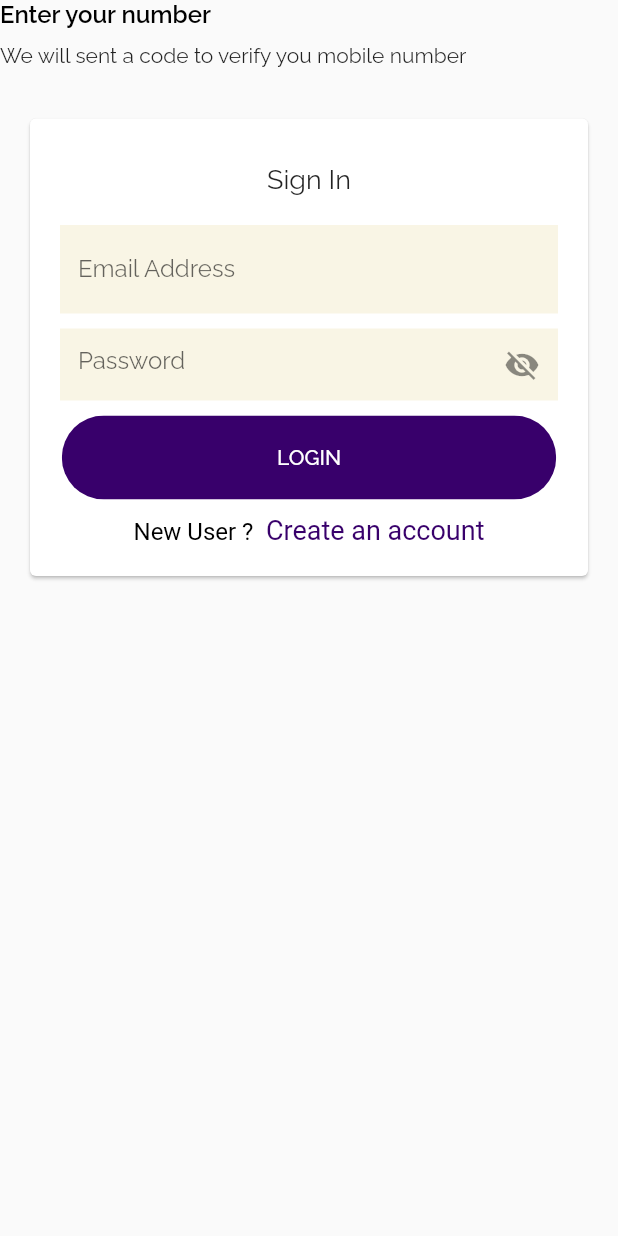
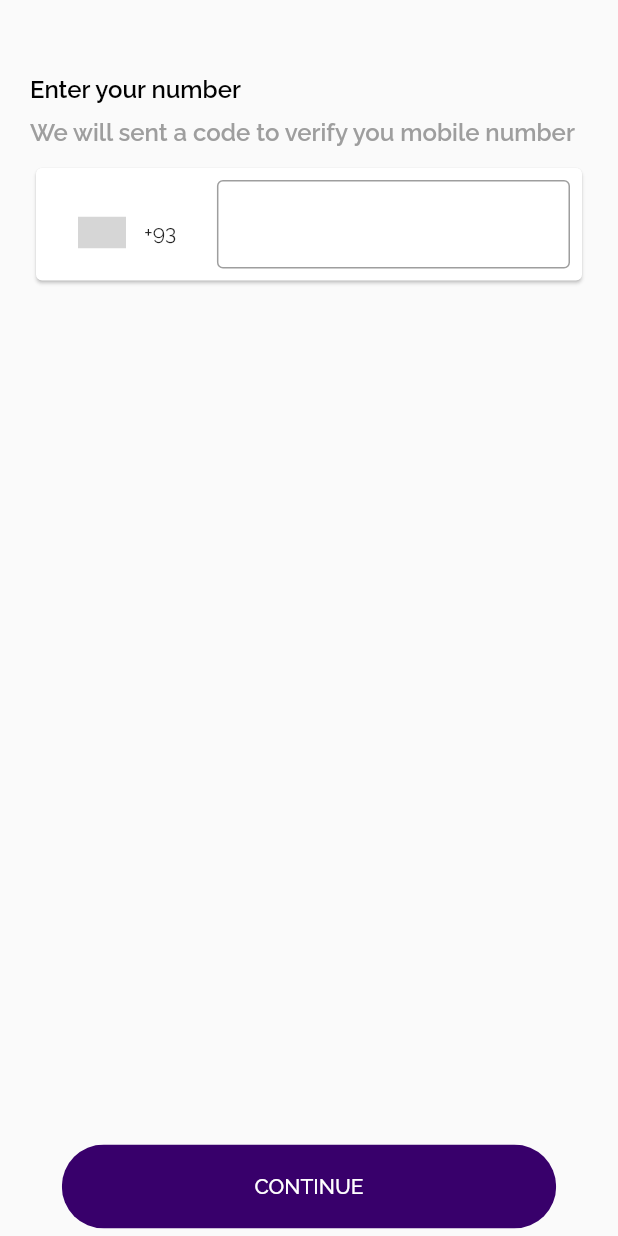
Before and after one commit to mulwa/Movers, a Flutter app: the screen it shows after launch, on a phone screen of 412 x 824 dp. Run offline on Flutter 3.47's test engine with Material 2 defaults, Android fonts, the phone set to English and light mode, and no system bars; drawn by our look-alikes of intl_phone_number_input; our stand-ins replace flutter_datetime_picker, geolocator, get, google_fonts, google_maps_flutter, pin_code_fields; missing offline and left inert: flutter_polyline_points, google_maps_place_picker; statements that could not run were skipped; grey boxes are pictures that could not be loaded.

Commit message:
changes to phone number authentication

```diff
--- a/lib/screen/authentication/login.dart
+++ b/lib/screen/authentication/login.dart
@@ -2,6 +2,7 @@ import 'package:flutter/gestures.dart';
 import 'package:flutter/material.dart';
 import 'package:get/get.dart';
 import 'package:movers/controllers/login_controller.dart';
+import 'package:movers/screen/authentication/otp_verification_page.dart';
 import 'package:movers/screen/authentication/sign_up.dart';
 import 'package:movers/shared/app_card.dart';
 import 'package:movers/shared/custom_btn.dart';
@@ -9,123 +10,64 @@ import 'package:movers/shared/custom_input_decoration.dart';
 import 'package:movers/shared/styles.dart';
 import 'package:movers/shared/vertical_spacing.dart';
 import 'package:movers/utils/constants.dart';
+import 'package:intl_phone_number_input/intl_phone_number_input.dart';
 
 class LoginPage extends GetView<LoginController> {
   const LoginPage({Key? key}) : super(key: key);
-
-  Widget _buildEmailField() {
-    return TextFormField(
-      decoration: CustomInputDecoration(
-        labelText: 'Email Address',
-      ),
-      keyboardType: TextInputType.emailAddress,
-      controller: controller.emailController,
-      focusNode: controller.emailFocusNode,
-      textInputAction: TextInputAction.next,
-      onEditingComplete: controller.emailEditingComplete,
-      validator: (value) {
-        return controller.validateAddress(value!);
-      },
-    );
-  }
-
-  Widget _buildPasswordField() {
-    return Obx(
-      () => TextFormField(
-        decoration: InputDecoration(
-            border: InputBorder.none,
-            fillColor: inputBackground,
-            filled: true,
-            hintText: "Password",
-            suffixIcon: IconButton(
-                icon: Icon(
-                  controller.passwordVisible.value
-                      ? Icons.visibility_off
-                      : Icons.visibility,
-                ),
-                onPressed: () {
-                  controller.changePasswordVisibility();
-                })),
-        obscureText: controller.passwordVisible.value ? true : false,
-        controller: controller.passwordController,
-        focusNode: controller.passwordFocusNode,
-        textInputAction: TextInputAction.done,
-        onEditingComplete: () {},
-        validator: (String? value) {
-          return controller.validatePassword(value!);
-        },
-      ),
-    );
-  }
 
   @override
   Widget build(BuildContext context) {
     Get.put(LoginController());
     return SafeArea(
       child: Scaffold(
-        body: ListView(children: [
+        body: Container(
+          margin: EdgeInsets.only(top: 50, left: 20, right: 20, bottom: 5.0),
+          child:
+              Column(crossAxisAlignment: CrossAxisAlignment.start, children: [
             Text(
               "Enter your number",
               style: mediumTitleStyle,
             ),
             VerticalSpacing(),
-          Text("We will sent a code to verify you mobile number"),
-          Positioned(
-              top: 100.0,
-              child: Container(
-                margin: EdgeInsets.only(left: 16.0, right: 16.0, top: 30),
-                height: MediaQuery.of(context).size.height,
-                width: MediaQuery.of(context).size.width - 32.0,
-                child: AppCard(
-                  child: Form(
-                    key: controller.formKey,
-                    child: Column(
-                      children: <Widget>[
+            Text(
+              "We will sent a code to verify you mobile number",
+              style: greyTitleStyle,
+            ),
             VerticalSpacing(),
-                        Text("Sign In", style: TextStyle(fontSize: 18)),
-                        VerticalSpacing(
-                          height: 20,
+            Obx(
+              () => Card(
+                child: Padding(
+                  padding: const EdgeInsets.all(8.0),
+                  child: InternationalPhoneNumberInput(
+                    // inputBorder: OutlineInputBorder(),
+                    inputDecoration:
+                        InputDecoration(border: OutlineInputBorder()),
+                    initialValue: controller.number.value,
+                    textFieldController: controller.phoneNumberController,
+                    selectorConfig: SelectorConfig(
+                      selectorType: PhoneInputSelectorType.BOTTOM_SHEET,
                     ),
-                        _buildEmailField(),
-                        VerticalSpacing(),
-                        _buildPasswordField(),
-                        VerticalSpacing(),
-                        CustomBtn(
-                            text: "Login",
-                            press: () async {
-                              return;
-                            }),
-                        VerticalSpacing(),
-                        Center(
-                          child: RichText(
-                            text: TextSpan(
-                                text: "New User ? ",
-                                style: TextStyle(
-                                    color: Colors.black, fontSize: 16.0),
-                                children: <TextSpan>[
-                                  TextSpan(
-                                      text: " Create an account",
-                                      style: TextStyle(
-                                          color: colorPrimaryDark,
-                                          fontSize: 18.0,
-                                          fontWeight: FontWeight.w400),
-                                      recognizer: TapGestureRecognizer()
-                                        ..onTap = () {
-                                          Get.to(SignUpPage());
-                                          // Navigator.of(context).push(
-                                          //     MaterialPageRoute(
-                                          //         builder: (context) =>
-                                          //             SignUpPage()));
-                                        })
-                                ]),
-                          ),
-                        ),
-                      ],
+                    // countries: ["KE"],
+                    onInputChanged: (PhoneNumber value) {
+                      print(value);
+                    },
                   ),
                 ),
               ),
-              ))
+            ),
+            VerticalSpacing(),
+            Expanded(
+              child: Align(
+                alignment: Alignment.bottomCenter,
+                child: CustomBtn(
+                    text: "Continue",
+                    press: () async {
+                      Get.to(OtpVerification());
+                    }),
+              ),
+            ),
           ]),
+        ),
       ),
     );
   }
```
Lines whose indentation alone changed are shown as unchanged.
